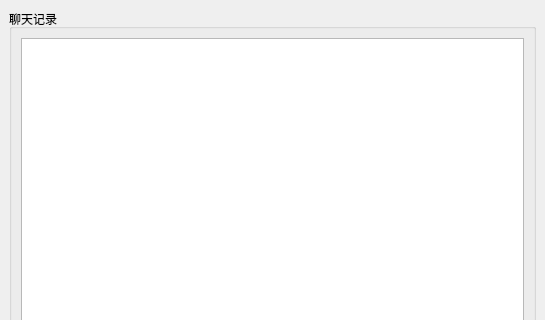
First picture: the form in server/qt_server_demo/mainwindow.ui, repository IM-Commnue/IM-Internship-BIT, before the edit; both pictures show x 0 to 545 and y 0 to 320 of the 545 by 556 pixel window.
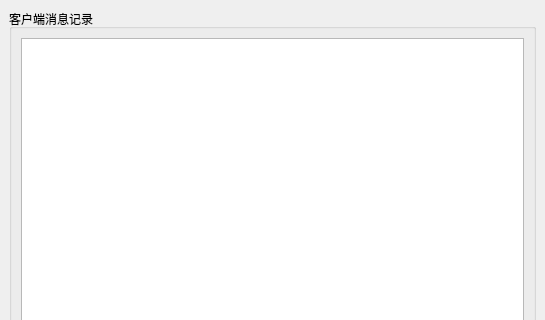
Second picture: the form after the edit.

Patch:
```diff
--- a/server/qt_server_demo/mainwindow.ui
+++ b/server/qt_server_demo/mainwindow.ui
@@ -18,7 +18,7 @@
     <item>
      <widget class="QGroupBox" name="groupBox">
       <property name="title">
-       <string>聊天记录</string>
+       <string>客户端消息记录</string>
       </property>
       <layout class="QVBoxLayout" name="verticalLayout">
        <item>
```
